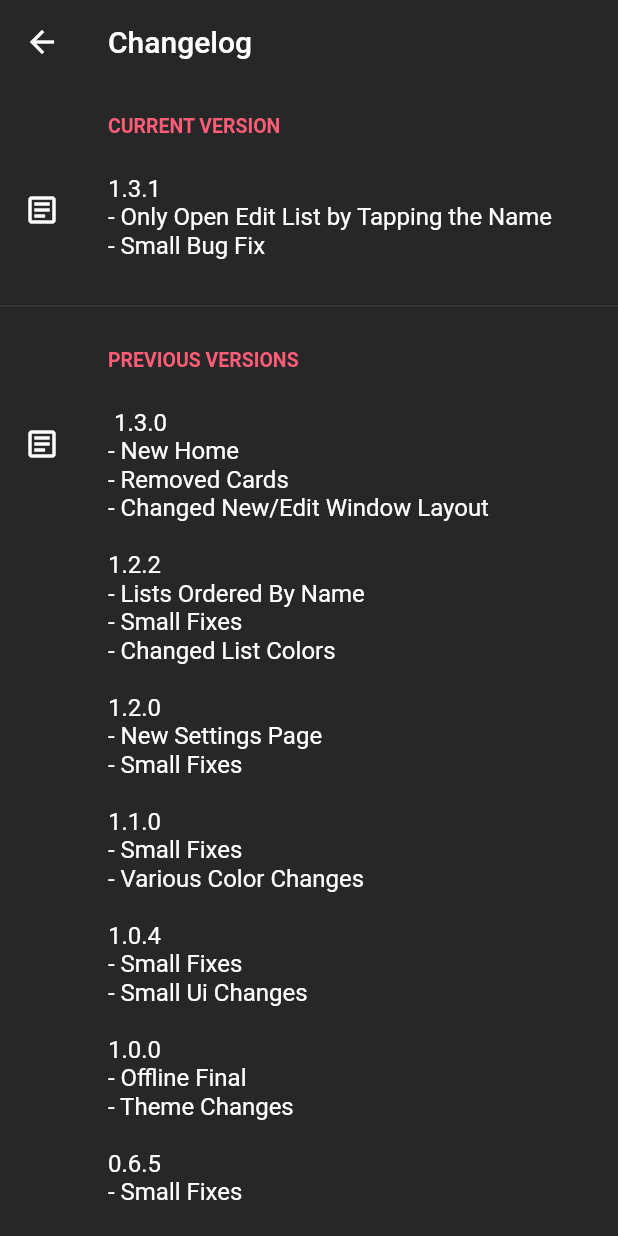
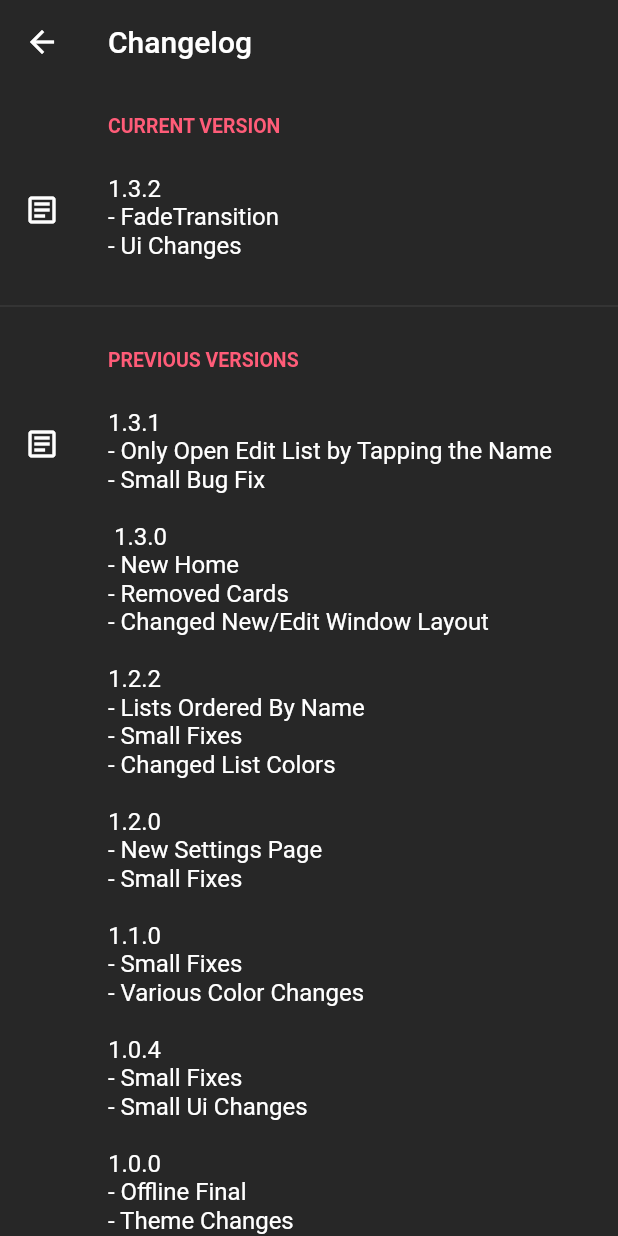
Before and after one commit to Fschmatz/shoppinglistfschmtz, a Flutter app: the ChangelogPage screen opened directly, on a phone screen of 412 x 824 dp. Run offline on Flutter 3.47's test engine with Material 2 defaults, Android fonts, the phone set to English and light mode, and no system bars; our stand-ins replace flutter_colorpicker, shared_preferences, sqflite; accounts and stored records are empty.

Commit message:
Update 1.3.2

```diff
--- a/lib/pages/home/shopListHome.dart
+++ b/lib/pages/home/shopListHome.dart
@@ -12,8 +12,9 @@ class ShopListHome extends StatefulWidget {
 
   ShopList shopList;
   Function() refreshShopLists;
+  Function() resetController;
 
-  ShopListHome({Key key, this.shopList, this.refreshShopLists})
+  ShopListHome({Key key, this.shopList, this.refreshShopLists,this.resetController})
       : super(key: key);
 }
 
@@ -55,6 +56,7 @@ class _ShopListHomeState extends State<ShopListHome> {
       children: [
         ListTile(
           onTap: () {
+            widget.resetController();
             Navigator.push(
                 context,
                 MaterialPageRoute<void>(
--- a/lib/util/changelog.dart
+++ b/lib/util/changelog.dart
@@ -1,14 +1,18 @@
 class Changelog{
 
-  static String appVersion = "1.3.1";
+  static String appVersion = "1.3.2";
   static String appName = "ShopList Fschmtz";
 
   static String changelogCurrent = '''
+1.3.2
+- FadeTransition
+- Ui Changes
+''';
+  static String changelogsOld = '''
 1.3.1
 - Only Open Edit List by Tapping the Name
 - Small Bug Fix
-''';
-  static String changelogsOld = '''
+
  1.3.0
 - New Home
 - Removed Cards
--- a/pubspec.yaml
+++ b/pubspec.yaml
@@ -15,7 +15,7 @@ publish_to: 'none' # Remove this line if you wish to publish to pub.dev
 # In iOS, build-name is used as CFBundleShortVersionString while build-number used as CFBundleVersion.
 # Read more about iOS versioning at
 # https://developer.apple.com/library/archive/documentation/General/Reference/InfoPlistKeyReference/Articles/CoreFoundationKeys.html
-version: 1.3.1
+version: 1.3.2
 
 environment:
   sdk: ">=2.7.0 <3.0.0"
```
Also changed, not shown: lib/pages/home/home.dart (+32 -9 lines), lib/pages/home/itemShopListHome.dart (+5 -3 lines), pubspec.lock, 13 other files.
